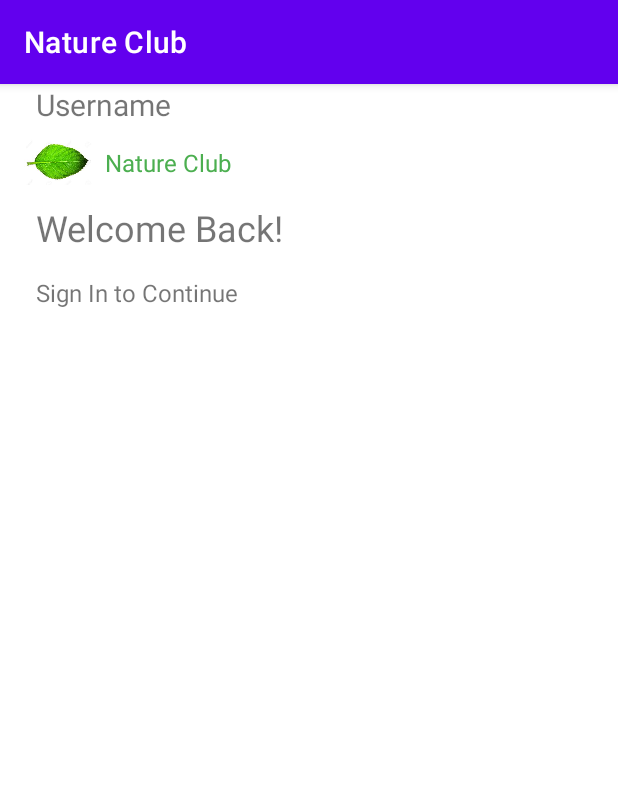
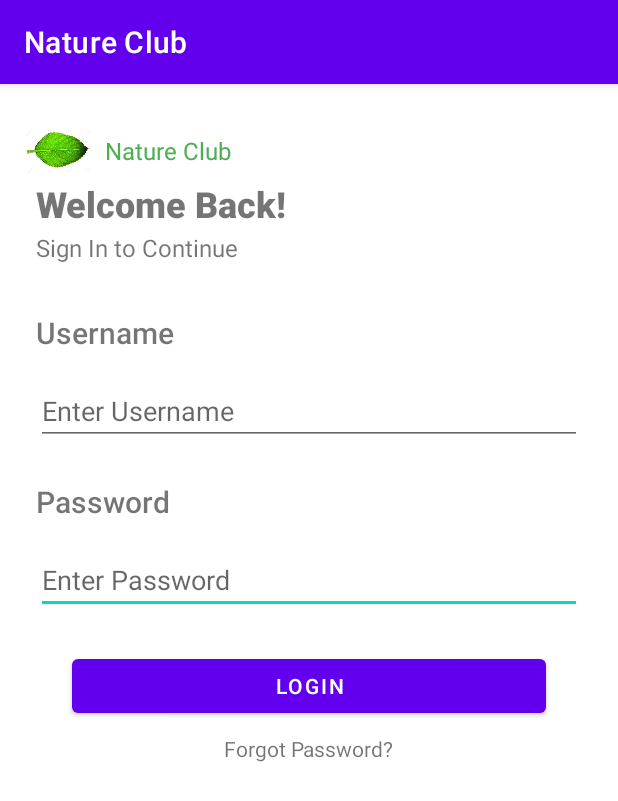
Before and after one commit to Angara-Marie/Nature-Club, an Android app: the LoginActivity screen opened directly, with no data from a screen before it, on a phone screen of 412 x 824 dp. Shown: the top 801 px of the screen. Run offline under Robolectric (Android 15) with nearby library versions, the phone set to English and light mode, and no system bars.

Commit message:
added a button

```diff
--- a/app/src/main/res/layout/activity_login.xml
+++ b/app/src/main/res/layout/activity_login.xml
@@ -11,7 +11,7 @@
         android:layout_width="46dp"
         android:layout_height="40dp"
         android:layout_marginStart="16dp"
-        android:layout_marginTop="32dp"
+        android:layout_marginTop="24dp"
         app:layout_constraintStart_toStartOf="parent"
         app:layout_constraintTop_toTopOf="parent"
         app:srcCompat="@drawable/leaf" />
@@ -33,7 +33,8 @@
         android:layout_width="wrap_content"
         android:layout_height="wrap_content"
         android:layout_marginStart="24dp"
-        android:layout_marginTop="16dp"
+        android:layout_marginTop="8dp"
+        android:fontFamily="sans-serif-black"
         android:text="Welcome Back!"
         android:textSize="24sp"
         app:layout_constraintStart_toStartOf="parent"
@@ -44,7 +45,7 @@
         android:layout_width="wrap_content"
         android:layout_height="wrap_content"
         android:layout_marginStart="24dp"
-        android:layout_marginTop="16dp"
+        android:layout_marginTop="2dp"
         android:text="Sign In to Continue"
         android:textSize="16sp"
         app:layout_constraintStart_toStartOf="parent"
@@ -55,8 +56,74 @@
         android:layout_width="wrap_content"
         android:layout_height="wrap_content"
         android:layout_marginStart="24dp"
+        android:layout_marginTop="32dp"
+        android:fontFamily="sans-serif-medium"
         android:text="Username"
         android:textSize="20sp"
         app:layout_constraintStart_toStartOf="parent"
-        tools:layout_editor_absoluteY="222dp" />
+        app:layout_constraintTop_toBottomOf="@+id/tvSign" />
+
+    <TextView
+        android:id="@+id/tvPassword"
+        android:layout_width="wrap_content"
+        android:layout_height="wrap_content"
+        android:layout_marginStart="24dp"
+        android:layout_marginTop="24dp"
+        android:fontFamily="sans-serif-medium"
+        android:text="Password"
+        android:textSize="20sp"
+        app:layout_constraintStart_toStartOf="parent"
+        app:layout_constraintTop_toBottomOf="@+id/etName" />
+
+    <EditText
+        android:id="@+id/etPassword"
+        android:layout_width="0dp"
+        android:layout_height="wrap_content"
+        android:layout_marginStart="24dp"
+        android:layout_marginTop="16dp"
+        android:layout_marginEnd="24dp"
+        android:ems="10"
+        android:hint="Enter Password"
+        android:inputType="textPassword"
+        app:layout_constraintEnd_toEndOf="parent"
+        app:layout_constraintStart_toStartOf="parent"
+        app:layout_constraintTop_toBottomOf="@+id/tvPassword" />
+
+    <EditText
+        android:id="@+id/etName"
+        android:layout_width="0dp"
+        android:layout_height="wrap_content"
+        android:layout_marginStart="24dp"
+        android:layout_marginTop="16dp"
+        android:layout_marginEnd="24dp"
+        android:ems="10"
+        android:hint="Enter Username"
+        android:inputType="textPersonName"
+        app:layout_constraintEnd_toEndOf="parent"
+        app:layout_constraintStart_toStartOf="parent"
+        app:layout_constraintTop_toBottomOf="@+id/tvUsername" />
+
+    <Button
+        android:id="@+id/btnLogin2"
+        android:layout_width="0dp"
+        android:layout_height="wrap_content"
+        android:layout_marginStart="48dp"
+        android:layout_marginTop="24dp"
+        android:layout_marginEnd="48dp"
+        android:text="Login"
+        app:layout_constraintEnd_toEndOf="parent"
+        app:layout_constraintStart_toStartOf="parent"
+        app:layout_constraintTop_toBottomOf="@+id/etPassword" />
+
+    <TextView
+        android:id="@+id/tvForget"
+        android:layout_width="wrap_content"
+        android:layout_height="wrap_content"
+        android:layout_marginTop="8dp"
+        android:text="Forgot Password?"
+        android:textColorLink="#3F51B5"
+        app:layout_constraintEnd_toEndOf="parent"
+        app:layout_constraintStart_toStartOf="parent"
+        app:layout_constraintTop_toBottomOf="@+id/btnLogin2" />
+
 </androidx.constraintlayout.widget.ConstraintLayout>
--- a/app/src/main/res/layout/activity_main.xml
+++ b/app/src/main/res/layout/activity_main.xml
@@ -47,6 +47,7 @@
         android:layout_width="wrap_content"
         android:layout_height="wrap_content"
         android:layout_marginTop="16dp"
+        android:fontFamily="sans-serif-black"
         android:text="Hello!"
         android:textSize="24sp"
         app:layout_constraintEnd_toEndOf="parent"
```
